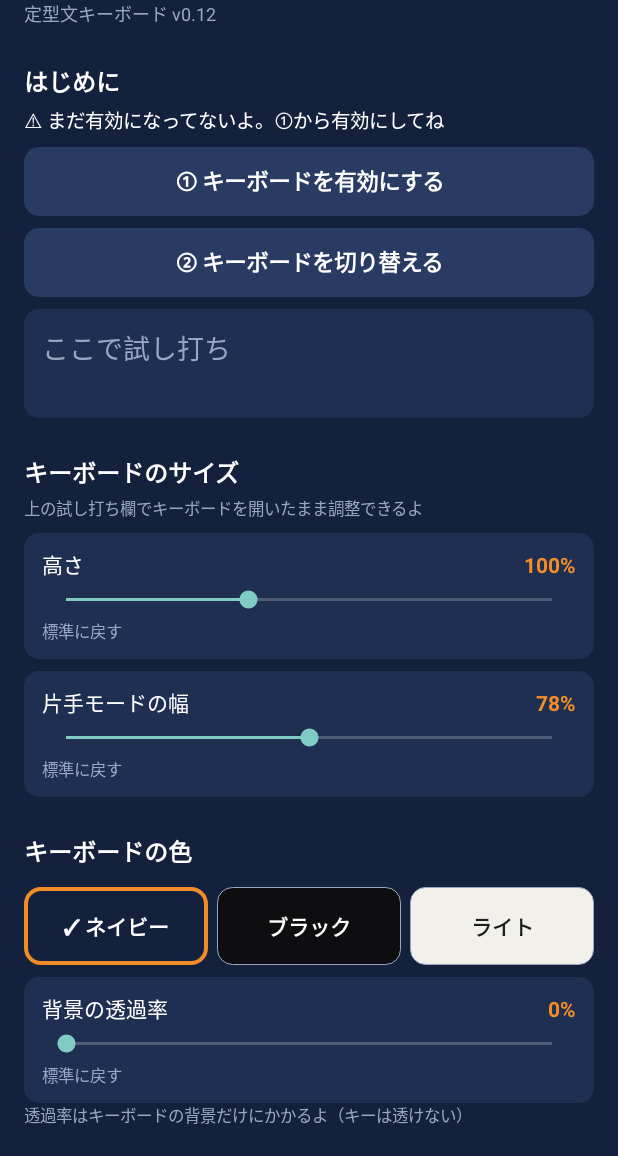
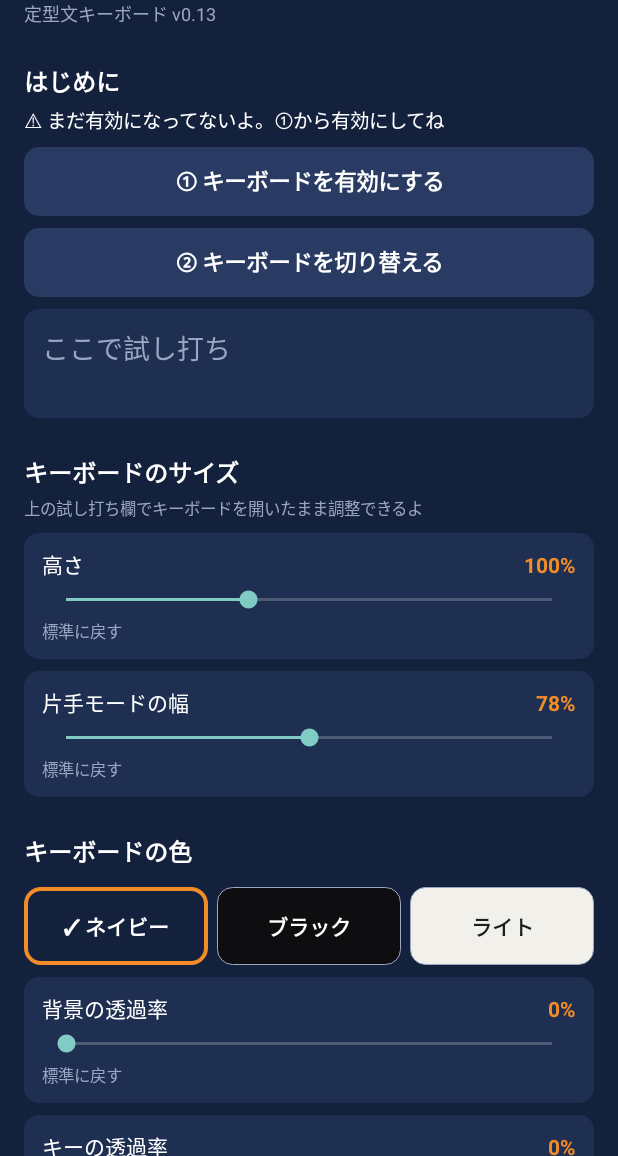
Before and after one commit to shinichitakebuchi-netizen/kooky-keyboard, an Android app: the screen it shows after launch (MainActivity), on a phone screen of 412 x 824 dp, the part 80-1236 px from its top. Run offline under Robolectric (Android 15) with nearby library versions, the phone set to English and light mode, and no system bars; pictures from the network do not load.

Commit message:
v0.13: キーの透過率を追加、サイド列の⌫と@を入れ替え
Co-Authored-By: Claude Opus 5.5 <noreply@anthropic.com>
Claude-Session: https://claude.ai/code/session_01TUKXH5ENyJDFos8Gfwi8nY

```diff
--- a/app/build.gradle.kts
+++ b/app/build.gradle.kts
@@ -11,8 +11,8 @@ android {
         applicationId = "jp.kooky.keyboard"
         minSdk = 26
         targetSdk = 34
-        versionCode = 12
-        versionName = "0.12"
+        versionCode = 13
+        versionName = "0.13"
     }
 
     // 毎回同じ鍵で署名して、上書きインストールできるようにする
--- a/app/src/main/java/jp/kooky/keyboard/MainActivity.kt
+++ b/app/src/main/java/jp/kooky/keyboard/MainActivity.kt
@@ -58,7 +58,7 @@ class MainActivity : Activity() {
         setContentView(scroll)
 
         col.addView(text("KOOKY KEYBOARD", 22f, Ui.ORANGE, bold = true))
-        col.addView(text("定型文キーボード v0.12", 12f, Ui.SUB))
+        col.addView(text("定型文キーボード v0.13", 12f, Ui.SUB))
 
         // --- はじめに ---
         col.addView(section("はじめに"))
@@ -91,7 +91,8 @@ class MainActivity : Activity() {
         col.addView(section("キーボードの色"))
         col.addView(themePicker(), blockParams())
         col.addView(sizeSlider("背景の透過率", "bg_trans", 0, 0, 90), blockParams())
-        col.addView(text("透過率はキーボードの背景だけにかかるよ（キーは透けない）", 11f, Ui.SUB))
+        col.addView(sizeSlider("キーの透過率", "key_trans", 0, 0, 90), blockParams())
+        col.addView(text("どちらも文字は透けないよ", 11f, Ui.SUB))
 
         // --- 定型文 ---
         col.addView(section("定型文"))
```
Also changed, not shown: app/src/main/java/jp/kooky/keyboard/KookyKeyboardService.kt (+19 -9 lines).
